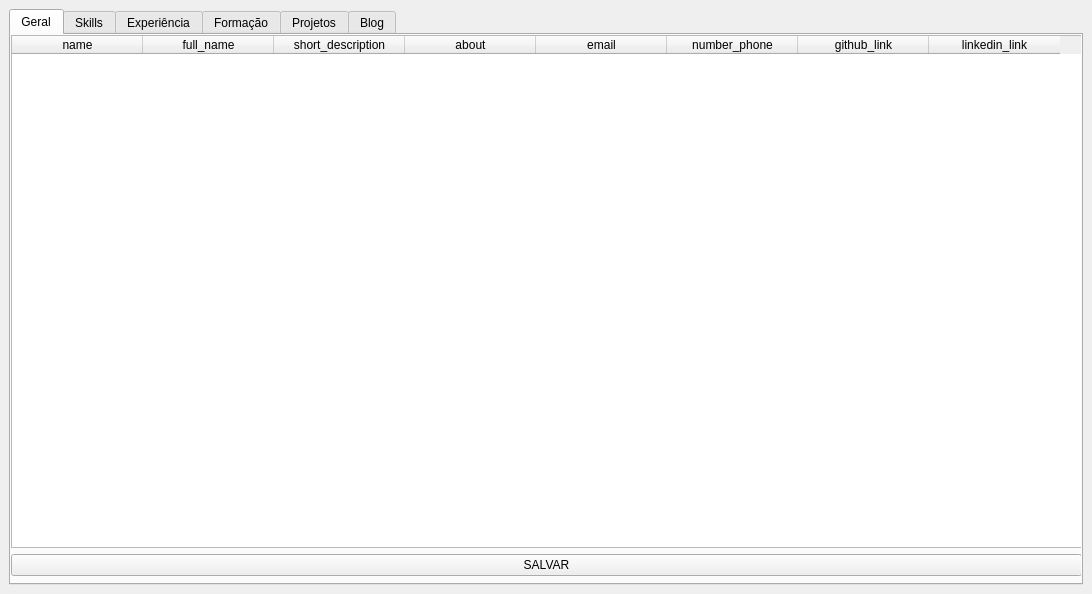
Above: database_handler/screen.ui from marcoswb/personal-api before the change. Below: the same form after it.
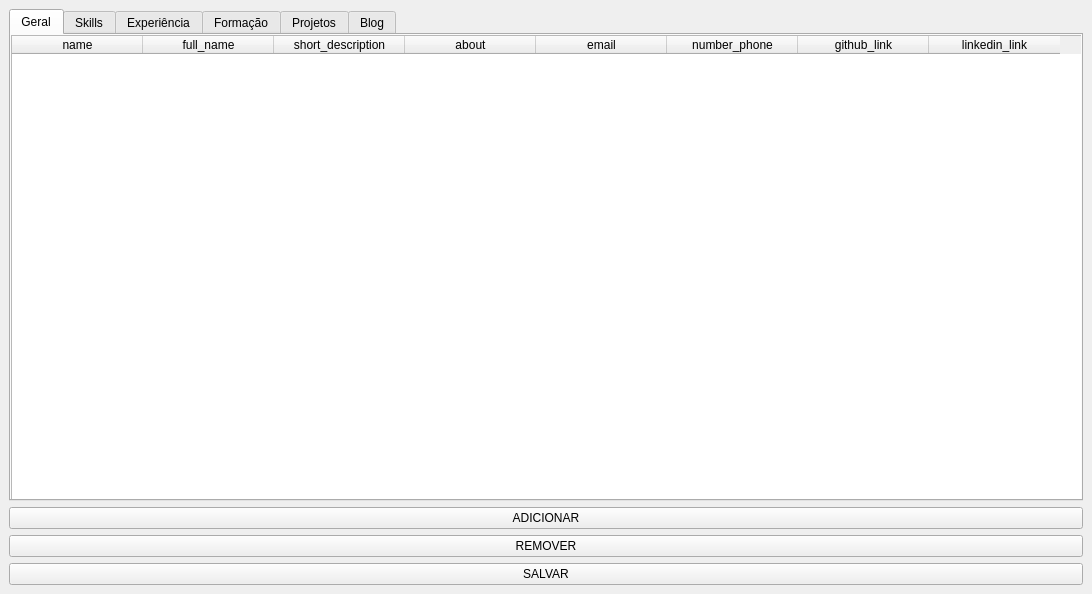
That is the form after the change.

Commit message: refactor database handler functions

The edit to the form file:
```diff
--- a/database_handler/screen.ui
+++ b/database_handler/screen.ui
@@ -16,7 +16,9 @@
   <widget class="QWidget" name="centralwidget">
    <layout class="QHBoxLayout" name="horizontalLayout">
     <item>
-     <widget class="QTabWidget" name="tabWidget">
+     <layout class="QVBoxLayout" name="verticalLayout_7">
+      <item>
+       <widget class="QTabWidget" name="main_tab">
       <property name="currentIndex">
        <number>0</number>
       </property>
@@ -90,13 +92,6 @@
            </column>
           </widget>
          </item>
-         <item>
-          <widget class="QPushButton" name="button__general">
-           <property name="text">
-            <string>SALVAR</string>
-           </property>
-          </widget>
-         </item>
         </layout>
        </widget>
       </widget>
@@ -340,17 +335,33 @@
            </column>
           </widget>
          </item>
+          </layout>
+         </widget>
+        </widget>
+       </widget>
+      </item>
          <item>
-          <widget class="QPushButton" name="button__blog">
+       <widget class="QPushButton" name="button__add">
+        <property name="text">
+         <string>ADICIONAR</string>
+        </property>
+       </widget>
+      </item>
+      <item>
+       <widget class="QPushButton" name="button__remove">
+        <property name="text">
+         <string>REMOVER</string>
+        </property>
+       </widget>
+      </item>
+      <item>
+       <widget class="QPushButton" name="button__save">
            <property name="text">
             <string>SALVAR</string>
            </property>
           </widget>
          </item>
         </layout>
-       </widget>
-      </widget>
-     </widget>
     </item>
    </layout>
   </widget>
```
Left out of the diff: 28 changed lines with no effect on the pictures. Lines whose indentation alone changed are shown as unchanged. The commit also changes 2 other files.
